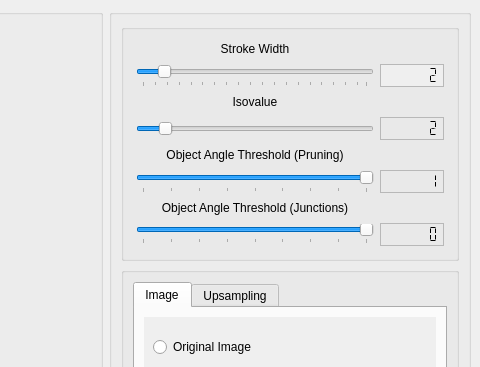
The window that viewer.ui (erick2j/sketch-vec-medial-axis) describes before a commit, drawn with Qt 5; both pictures show x 812 to 1292 and y 0 to 367 of the 1292 by 831 pixel window.
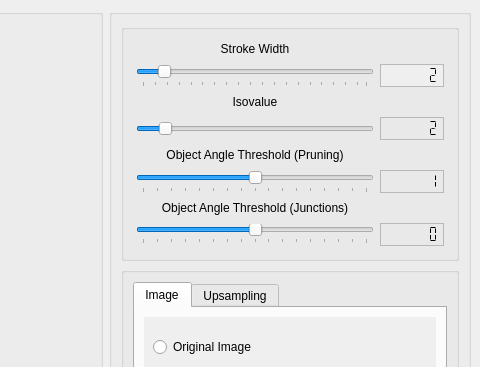
The same window after the commit. Icons and pictures are not drawn. Custom widgets are drawn as their Qt base class.

Commit message: tentatively finalized method

Diff of the .ui file:
```diff
--- a/viewer.ui
+++ b/viewer.ui
@@ -276,7 +276,7 @@
              </sizepolicy>
             </property>
             <property name="maximum">
-             <number>8</number>
+             <number>16</number>
             </property>
             <property name="value">
              <number>8</number>
@@ -298,7 +298,7 @@
           <item row="7" column="0">
            <widget class="QSlider" name="junction_object_angle_slider">
             <property name="maximum">
-             <number>8</number>
+             <number>16</number>
             </property>
             <property name="value">
              <number>8</number>
```
The commit also changes 2 other files.
